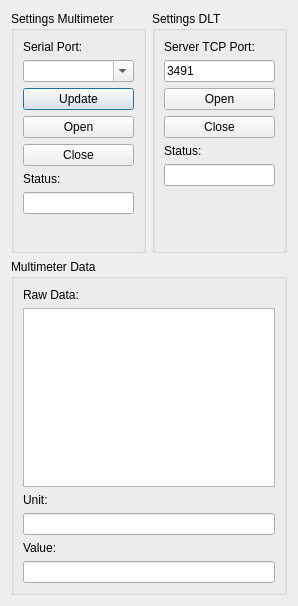
Before: the Qt Designer form dialog.ui in alexmucde/DLTMultimeter, drawn with Qt 5.
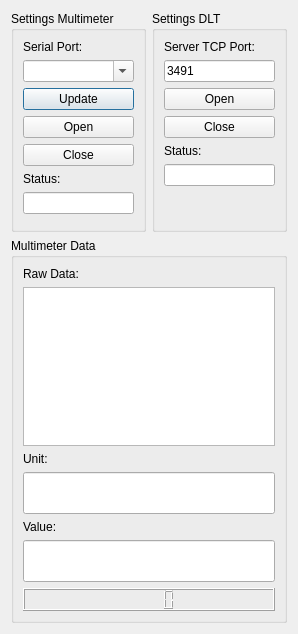
After: the same form once the commit is applied.

Diff of the .ui file:
```diff
--- a/dialog.ui
+++ b/dialog.ui
@@ -7,7 +7,7 @@
     <x>0</x>
     <y>0</y>
     <width>298</width>
-    <height>606</height>
+    <height>634</height>
    </rect>
   </property>
   <property name="sizePolicy">
@@ -185,7 +185,13 @@
        </widget>
       </item>
       <item>
-       <widget class="QLineEdit" name="lineEditUnit"/>
+       <widget class="QLineEdit" name="lineEditUnit">
+        <property name="font">
+         <font>
+          <pointsize>22</pointsize>
+         </font>
+        </property>
+       </widget>
       </item>
       <item>
        <widget class="QLabel" name="label_3">
@@ -195,7 +201,25 @@
        </widget>
       </item>
       <item>
-       <widget class="QLineEdit" name="lineEditValue"/>
+       <widget class="QLineEdit" name="lineEditValue">
+        <property name="font">
+         <font>
+          <pointsize>22</pointsize>
+         </font>
+        </property>
+       </widget>
+      </item>
+      <item>
+       <widget class="QLCDNumber" name="lcdNumber">
+        <property name="font">
+         <font>
+          <pointsize>22</pointsize>
+         </font>
+        </property>
+        <property name="segmentStyle">
+         <enum>QLCDNumber::Filled</enum>
+        </property>
+       </widget>
       </item>
      </layout>
     </widget>
```
